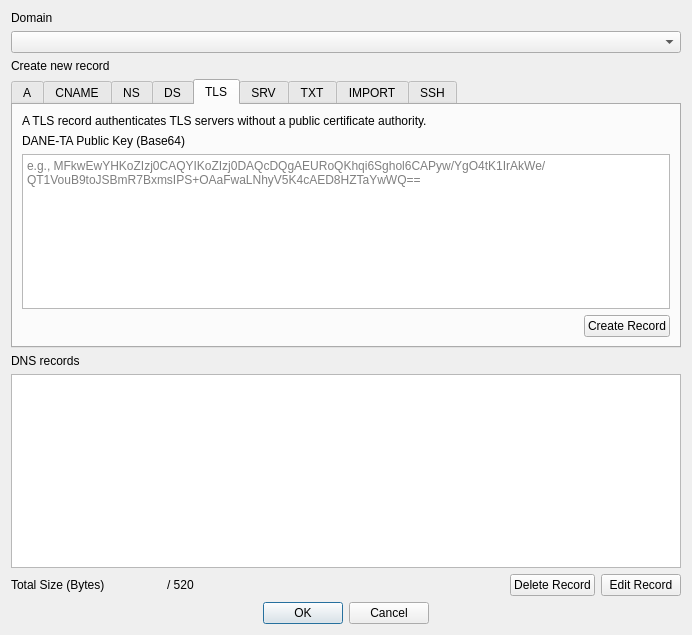
Old version of the form electrum_nmc/electrum/gui/qt/forms/dnsdialog.ui in the repository spaceexpanse/electrum-chi.
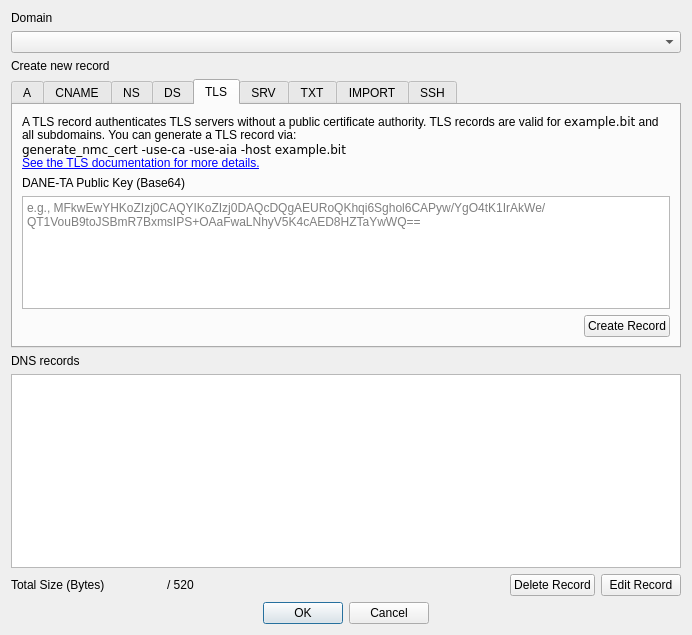
New version of the form. The open tabs and pages were chosen to show the change. Custom widgets are drawn as their Qt base class.

Commit message: Namecoin: Only create TLS records for base domain

```diff
--- a/electrum_nmc/electrum/gui/qt/forms/dnsdialog.ui
+++ b/electrum_nmc/electrum/gui/qt/forms/dnsdialog.ui
@@ -614,7 +614,10 @@
        <item>
         <widget class="QLabel" name="labelTLSDesc">
          <property name="text">
-          <string>A TLS record authenticates TLS servers without a public certificate authority.</string>
+          <string>A TLS record authenticates TLS servers without a public certificate authority.  TLS records are valid for &lt;code&gt;example.bit&lt;/code&gt; and all subdomains.  You can generate a TLS record via:&lt;br&gt;&lt;code&gt;generate_nmc_cert -use-ca -use-aia -host example.bit&lt;/code&gt;&lt;br&gt;&lt;a href="https://www.namecoin.org/docs/name-owners/tls/"&gt;See the TLS documentation for more details.&lt;/a&gt;</string>
+         </property>
+         <property name="openExternalLinks">
+          <bool>true</bool>
          </property>
          <property name="wordWrap">
           <bool>true</bool>
```
The commit also changes 1 other file.
